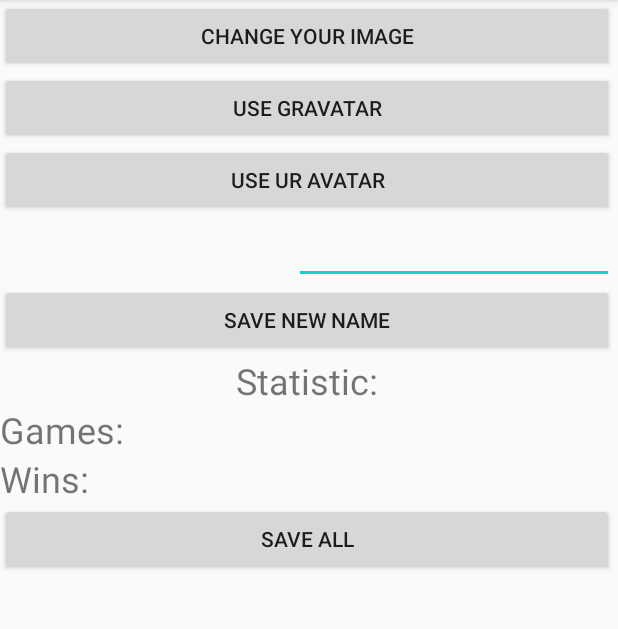
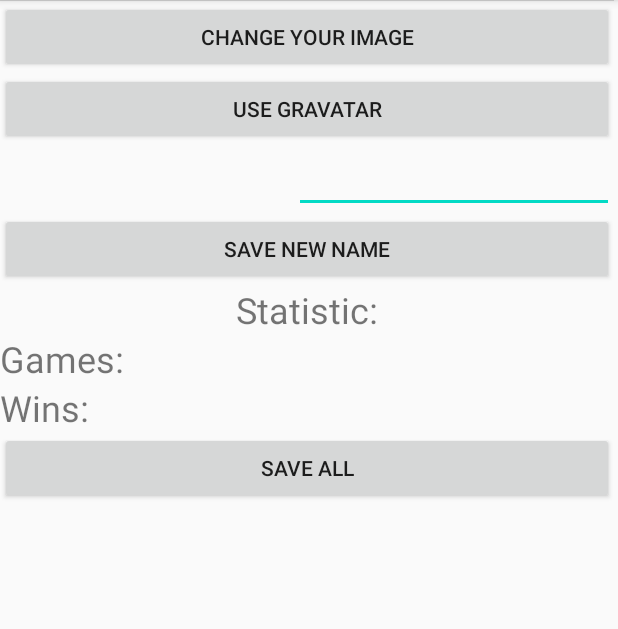
Before and after one commit to SamaritaninS/Android, an Android app: the ProfileActivity screen opened directly, with no data from a screen before it, after a tap on "USE GRAVATAR", on a phone screen of 412 x 824 dp, the part 84-713 px from its top. Run offline under Robolectric (Android 15) with nearby library versions, the phone set to English and light mode, and no system bars; our stand-ins replace Firebase (no records; nobody signed in at launch, a user with empty details on screens opened directly), Picasso; pictures from the network do not load; 6 statements that could not run were skipped.

Commit message:
Fix switch

```diff
--- a/lab3/app/src/main/java/com/example/battleships/Activity/MainActivity.java
+++ b/lab3/app/src/main/java/com/example/battleships/Activity/MainActivity.java
@@ -65,6 +65,7 @@
                 reference.child(User.Id).child(User.Rank).child("name").setValue(User.Name);
                 reference.child(User.Id).child(User.Rank).child("email").setValue(User.Email);
                 reference.child(User.Id).child(User.Rank).child("action").setValue(User.Status);
+                reference.child(User.Id).child(User.Rank).child("imageType").setValue(User.ImageType);
                 reference.child(User.Id).child(User.Rank).child("image").setValue(User.Image);
                 reference.child(User.Id).child(User.EnemyRank).child("action").setValue("a");
                 Intent intent = new Intent(getApplicationContext(), BattleActivity.class);
@@ -88,9 +89,11 @@
                             User.Status = "notReady";
                             User.EnemyName = dataSnapshot.child(input).child("creator").child("name").getValue(String.class);
                             User.EnemyEmail = dataSnapshot.child(input).child("creator").child("email").getValue(String.class);
+                            User.EnemyImage = dataSnapshot.child(input).child("creator").child("imageType").getValue(String.class);
                             User.EnemyImage = dataSnapshot.child(input).child("creator").child("image").getValue(String.class);
                             User.Id = dataSnapshot.child(input).child("id").getValue(String.class);
                             reference.child(input).child(User.Rank).child("image").setValue(User.Image);
+                            reference.child(input).child(User.Rank).child("imageType").setValue(User.ImageType);
                             reference.child(input).child(User.Rank).child("name").setValue(User.Name);
                             reference.child(input).child(User.Rank).child("email").setValue(User.Email);
                             reference.child(input).child(User.Rank).child("action").setValue(User.Status);
--- a/lab3/app/src/main/java/com/example/battleships/Activity/ProfileActivity.java
+++ b/lab3/app/src/main/java/com/example/battleships/Activity/ProfileActivity.java
@@ -36,7 +36,7 @@
 
     FirebaseDatabase db = FirebaseDatabase.getInstance("https://battleships-f50de-default-rtdb.firebaseio.com/");
     DatabaseReference reference = db.getReference("Users");
-    Button imageChangeButton, nameChangeButton, saveAllButton, gravatarButton, avatarButton;
+    Button imageChangeButton, nameChangeButton, saveAllButton, gravatarButton;
     EditText newNameEdit;
     TextView emailText, winsText, gamesText;
     ImageView imageView;
@@ -53,7 +53,6 @@
         setContentView(R.layout.activity_profile);
         imageChangeButton = findViewById(R.id.imageChangeButton);
         gravatarButton = findViewById(R.id.gravatarButton);
-        avatarButton = findViewById(R.id.avatarButton);
         nameChangeButton = findViewById(R.id.nameChangeButton);
         saveAllButton = findViewById(R.id.saveAllButton);
         newNameEdit = findViewById(R.id.newNameEdit);
@@ -70,6 +69,18 @@
         winsText.setText(User.Wins);
         gamesText.setText(User.Games);
 
+        if(User.ImageType.equals("gravatar"))
+            imageChangeButton.setVisibility(View.GONE);
+            Gravatar gravatar = new Gravatar();
+            gravatar.setSize(50);
+            gravatar.setRating(GravatarRating.GENERAL_AUDIENCES);
+            gravatar.setDefaultImage(GravatarDefaultImage.IDENTICON);
+            String url = gravatar.getUrl(User.Email);
+            url = new StringBuffer(url).insert(4, "s").toString();
+            Picasso.get().load(url).into(imageView);
+        if(User.ImageType.equals("avatar"))
+            gravatarButton.setVisibility(View.GONE);
+            Picasso.get().load(User.Image).into(imageView);
 
         nameChangeButton.setOnClickListener(new View.OnClickListener() {
             @Override
@@ -81,6 +92,7 @@
                     reference.child(newNameEdit.getText().toString()).child("name").setValue(User.Name);
                     reference.child(newNameEdit.getText().toString()).child("email").setValue(User.Email);
                     reference.child(newNameEdit.getText().toString()).child("image").setValue(User.Image);
+                    reference.child(newNameEdit.getText().toString()).child("imageType").setValue(User.ImageType);
                     reference.child(newNameEdit.getText().toString()).child("password").setValue(User.Password);
                     reference.child(newNameEdit.getText().toString()).child("statistics").child("games").setValue(User.Games);
                     reference.child(newNameEdit.getText().toString()).child("statistics").child("wins").setValue(User.Wins);
@@ -107,15 +119,12 @@
                 String url = gravatar.getUrl(User.Email);
                 url = new StringBuffer(url).insert(4, "s").toString();
                 Picasso.get().load(url).into(imageView);
+                User.ImageType = "gravatar";
+                reference.child(User.Name).child("image").setValue(User.Image );
             }
         });
 
-        avatarButton.setOnClickListener(new View.OnClickListener() {
-            @Override
-            public void onClick(View view) {
-                Picasso.get().load(User.Image).into(imageView);
-            }
-        });
+
 
         saveAllButton.setOnClickListener(new View.OnClickListener() {
             @Override
@@ -164,7 +173,9 @@
                             Uri url = uri.getResult();
 
                             User.Image = url.toString();
+                            User.ImageType = "avatar";
                             reference.child(User.Name).child("image").setValue(User.Image );
+                            reference.child(User.Name).child("imageType").setValue(User.ImageType );
                             Picasso.get().load(selectedUri).into(imageView);
                         }
                     })
--- a/lab3/app/src/main/java/com/example/battleships/Activity/RegistrationActivity.java
+++ b/lab3/app/src/main/java/com/example/battleships/Activity/RegistrationActivity.java
@@ -50,10 +50,11 @@
                 reference.child(inputEmail).child("name").setValue(inputName);
                 reference.child(inputEmail).child("email").setValue(inputEmail);
                 reference.child(inputEmail).child("image").setValue("");
+                reference.child(inputEmail).child("imageType").setValue("");
                 reference.child(inputEmail).child("password").setValue(inputPassword);
                 reference.child(inputEmail).child("statistics").child("wins").setValue("0");
                 reference.child(inputEmail).child("statistics").child("games").setValue("0");
-                User user = new User(inputName, inputEmail, inputPassword, "", "0", "0");
+                User user = new User(inputName, inputEmail, inputPassword, "","", "0", "0");
                 Intent intent = new Intent(getApplicationContext(), MainActivity.class);
                 startActivity(intent);
             }
--- a/lab3/app/src/main/java/com/example/battleships/Model/BattleViewModel.java
+++ b/lab3/app/src/main/java/com/example/battleships/Model/BattleViewModel.java
@@ -193,8 +193,10 @@
             gravatar.setDefaultImage(GravatarDefaultImage.IDENTICON);
             String url = gravatar.getUrl(User.EnemyEmail);
             url = new StringBuffer(url).insert(4, "s").toString();
-
-            Picasso.get().load(url).into(enemyImage);
+            if(User.ImageType.equals("gravatar"))
+                Picasso.get().load(url).into(enemyImage);
+            else
+                Picasso.get().load(User.Image).into(enemyImage);
         }
     }
 
--- a/lab3/app/src/main/java/com/example/battleships/Model/User.java
+++ b/lab3/app/src/main/java/com/example/battleships/Model/User.java
@@ -7,6 +7,7 @@
     public static String Email;
     public static String Password;
     public static String Image;
+    public static String ImageType;
     public static String Games;
     public static String Wins;
     public static String Rank;
@@ -18,10 +19,11 @@
     public static String EnemyRank;
     public static String EnemyStatus;
 
-    public User(String name, String email, String password, String image, String games, String wins) {
+    public User(String name, String email, String password, String imageType, String image, String games, String wins) {
         Name = name;
         Email = email;
         Password = password;
+        ImageType = imageType;
         Image = image;
         Wins = wins;
         Games = games;
--- a/lab3/app/src/main/res/layout/activity_profile.xml
+++ b/lab3/app/src/main/res/layout/activity_profile.xml
@@ -30,12 +30,6 @@
             android:layout_width="match_parent"
             android:layout_height="wrap_content"
             android:text="Use gravatar" />
-
-        <Button
-            android:id="@+id/avatarButton"
-            android:layout_width="match_parent"
-            android:layout_height="wrap_content"
-            android:text="Use ur avatar" />
 
         <LinearLayout
             android:layout_width="match_parent"
```
